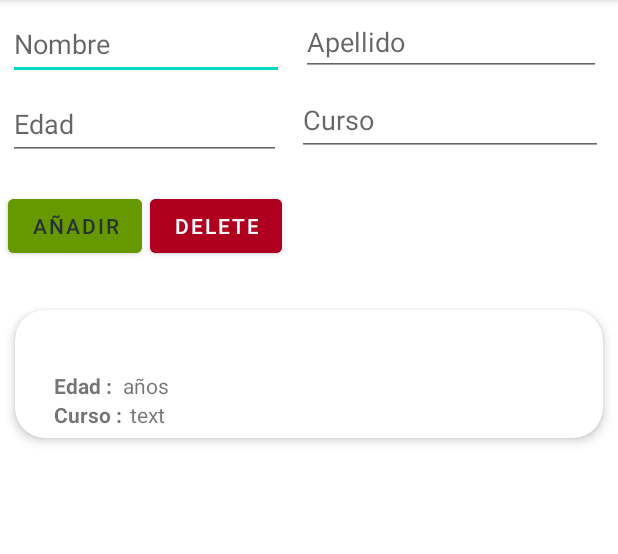
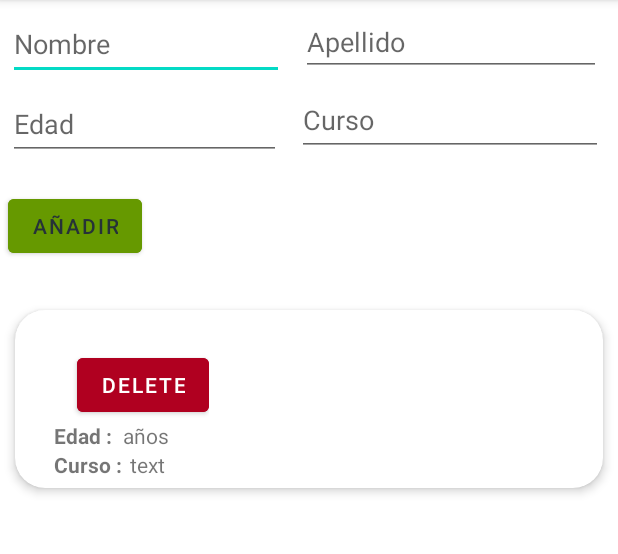
Before and after one commit to Mc-Ramirez/CRUD_databases, an Android app: the screen it shows after launch (MainActivity), after a tap on "AÑADIR", on a phone screen of 412 x 824 dp, the part 84-638 px from its top. Run offline under Robolectric (Android 15) with nearby library versions, the phone set to English and light mode, and no system bars; our stand-ins replace Room's generated code.

Commit message:
boton delete tiene la funcion ok!!

```diff
--- a/app/src/main/java/com/example/cruddatabases/MainActivity.kt
+++ b/app/src/main/java/com/example/cruddatabases/MainActivity.kt
@@ -3,6 +3,7 @@ package com.example.cruddatabases
 import androidx.appcompat.app.AppCompatActivity
 import android.os.Bundle
 import android.widget.LinearLayout
+import android.widget.Toast
 import androidx.recyclerview.widget.LinearLayoutManager
 import androidx.room.Room
 import com.example.cruddatabases.databinding.ActivityMainBinding
@@ -13,7 +14,17 @@ class MainActivity : AppCompatActivity() {
     private lateinit var db:StudentDB
     //impletar el binding
     private lateinit var binding: ActivityMainBinding
-    private val adapter = StudentAdapter()
+    private val adapter = StudentAdapter({
+        Toast.makeText(this, "student: $it", Toast.LENGTH_SHORT).show()
+    }, {
+        db.studentDao().delete(it)
+        refresh()
+    })
+
+    private fun refresh() {
+        val student = db.studentDao().findAllStudent()
+        adapter.submitList(student)
+    }
 
     override fun onCreate(savedInstanceState: Bundle?) {
         super.onCreate(savedInstanceState)
@@ -27,6 +38,7 @@ class MainActivity : AppCompatActivity() {
 
         //db.studentDao().addStudent(Student("sergio", "rivera", "21", "DAMP"))
         val student = db.studentDao().findAllStudent()
+        refresh()
 
         adapter.submitList(student)
 
@@ -46,8 +58,5 @@ class MainActivity : AppCompatActivity() {
         refresh()
     }
 
-    private fun refresh() {
-        val student = db.studentDao().findAllStudent()
-        adapter.submitList(student)
-    }
+
 }
--- a/app/src/main/java/com/example/cruddatabases/StudentAdapter.kt
+++ b/app/src/main/java/com/example/cruddatabases/StudentAdapter.kt
@@ -9,7 +9,12 @@ import com.example.cruddatabases.databinding.ActivityMainBinding
 import com.example.cruddatabases.databinding.ItemStudentBinding
 import com.example.cruddatabases.db.Student
 
-class StudentAdapter : ListAdapter<Student, StudentAdapter.ViewHolder>(StudentDiffUtils()){
+class StudentAdapter (
+    private val onItenClick: (Student) -> Unit,
+    private val deleteItenClick: (Student) -> Unit):
+    ListAdapter<Student, StudentAdapter.ViewHolder>(StudentDiffUtils()){
+
+
     inner class ViewHolder (val binding: ItemStudentBinding) : RecyclerView.ViewHolder(binding.root)
 
     override fun onCreateViewHolder(parent: ViewGroup, viewType: Int): ViewHolder {
@@ -23,6 +28,8 @@ class StudentAdapter : ListAdapter<Student, StudentAdapter.ViewHolder>(StudentDi
         holder.binding.tvName.text = student.name
         holder.binding.tvLastname.text = student.lastName
         holder.binding.tvEdad.text = student.age
+        holder.binding.root.setOnClickListener {onItenClick(student)}
+        holder.binding.btnDelete.setOnClickListener{deleteItenClick(student)}
     }
 }
 
--- a/app/src/main/res/layout/activity_main.xml
+++ b/app/src/main/res/layout/activity_main.xml
@@ -82,14 +82,4 @@
         app:layout_constraintStart_toEndOf="@+id/txt_edad"
         app:layout_constraintTop_toBottomOf="@+id/txt_apellido" />
 
-    <Button
-        android:id="@+id/button"
-        android:layout_width="wrap_content"
-        android:layout_height="wrap_content"
-        android:layout_marginStart="5dp"
-        android:layout_marginTop="20dp"
-        android:backgroundTint="?attr/colorError"
-        android:text="Delete"
-        app:layout_constraintStart_toEndOf="@+id/btn_anadir"
-        app:layout_constraintTop_toBottomOf="@+id/txt_edad" />
 </androidx.constraintlayout.widget.ConstraintLayout>
--- a/app/src/main/res/layout/item_student.xml
+++ b/app/src/main/res/layout/item_student.xml
@@ -42,6 +42,16 @@
                 android:textColor="@color/black"
                 android:textSize="24sp"
                 android:textStyle="bold" />
+            <Button
+                android:id="@+id/btn_delete"
+                android:layout_width="wrap_content"
+                android:layout_height="wrap_content"
+                android:layout_marginStart="5dp"
+                android:layout_marginTop="20dp"
+                android:backgroundTint="?attr/colorError"
+                android:text="Delete"
+                app:layout_constraintStart_toEndOf="@+id/btn_anadir"
+                app:layout_constraintTop_toBottomOf="@+id/txt_edad" />
         </LinearLayout>
 
         //segunda fila
```
